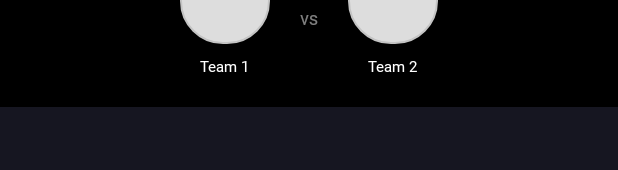
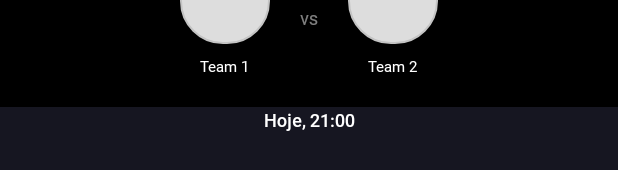
Before and after one commit to dnovaes/CSGOLivesAndroid, an Android app: the layout fragment_match_detail.xml on its own in the app's theme, with its tools: preview values and no code run, on a phone screen of 412 x 824 dp. Shown: the part 167-337 px from the top of the screen. Run offline under Robolectric (Android 15) with nearby library versions, the phone set to English and light mode, and no system bars; network calls fail.

Commit message:
Adds match time label into the match detail fragment

```diff
--- a/app/src/main/java/com/dnovaes/csgolive/matches/detail/ui/view/MatchDetailFragment.kt
+++ b/app/src/main/java/com/dnovaes/csgolive/matches/detail/ui/view/MatchDetailFragment.kt
@@ -12,6 +12,7 @@ import coil.load
 import com.dnovaes.csgolive.R
 import com.dnovaes.csgolive.common.ui.views.BaseFragment
 import com.dnovaes.csgolive.common.ui.viewstate.UIViewState
+import com.dnovaes.csgolive.common.utilities.extensions.getMatchTimeLabel
 import com.dnovaes.csgolive.databinding.FragmentMatchDetailBinding
 import com.dnovaes.csgolive.matches.common.data.model.MatchOpponentGroupResponse
 import com.dnovaes.csgolive.matches.common.data.model.getImageUrlOrNull
@@ -56,6 +57,8 @@ class MatchDetailFragment : BaseFragment<FragmentMatchDetailBinding>() {
             val match = modelData.data.firstOrNull { it.id.toInt() == args.matchId } ?: return@Observer
             bindTeamInfo(match.opponents)
             bindSerieLeagueName(match.serie.name, match.league.name)
+            binding.matchDetailTime.text = match.beginAt?.getMatchTimeLabel(requireContext())
+                ?: context?.getString(R.string.to_be_defined)
         }
     }
 
--- a/app/src/main/res/layout/fragment_match_detail.xml
+++ b/app/src/main/res/layout/fragment_match_detail.xml
@@ -112,4 +112,18 @@
         app:layout_constraintEnd_toEndOf="@id/match_team2_imgview"
         app:layout_constraintStart_toStartOf="@id/match_team2_imgview" />
 
+    <TextView
+        android:id="@+id/match_detail_time"
+        android:layout_width="wrap_content"
+        android:layout_height="wrap_content"
+        android:gravity="center"
+        tools:text="Hoje, 21:00"
+        android:textSize="12sp"
+        android:textColor="@android:color/white"
+        android:fontFamily="@font/roboto_medium"
+        app:layout_constraintTop_toBottomOf="@id/divider_team_vs"
+        app:layout_constraintStart_toStartOf="parent"
+        app:layout_constraintEnd_toEndOf="parent" />
+
+
 </androidx.constraintlayout.widget.ConstraintLayout>
--- a/app/src/main/res/values/strings.xml
+++ b/app/src/main/res/values/strings.xml
@@ -6,6 +6,7 @@
     <string name="match_vs">vs</string>
     <string name="now">Agora</string>
     <string name="today">Hoje</string>
+    <string name="tomorrow">Amanha</string>
     <string name="monday">Segunda</string>
     <string name="tuesday">Terca</string>
     <string name="wednesday">Quarta</string>
```
Also changed, not shown: app/src/main/java/com/dnovaes/csgolive/common/utilities/extensions/Extensions.kt (+33 -2 lines), app/src/main/java/com/dnovaes/csgolive/matches/common/ui/view/MatchesAdapter.kt (+2 -13 lines), 1 other file.
